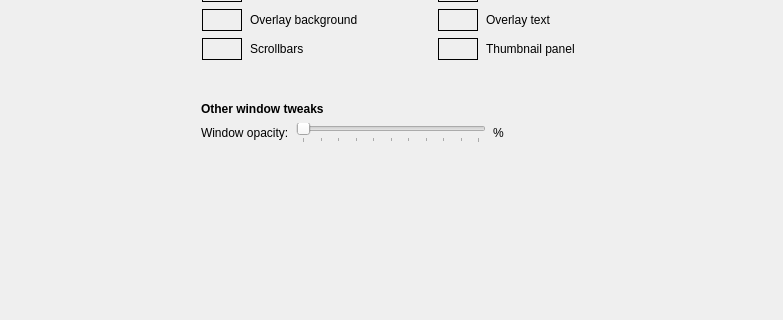
The window that qimgv/gui/dialogs/settingsdialog.ui (hadoooooouken/qimgv-plus) describes before a commit, drawn with Qt 5; both pictures show x 0 to 783 and y 259 to 579 of the 783 by 741 pixel window.
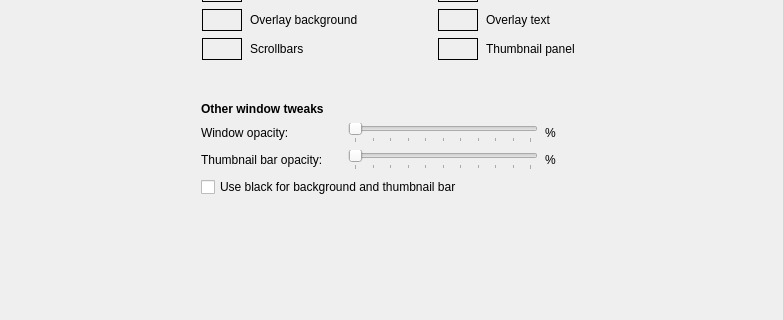
The same window after the commit. The open tabs and pages were chosen to show the change. Custom widgets are drawn as their Qt base class.

Diff of the .ui file:
```diff
--- a/qimgv/gui/dialogs/settingsdialog.ui
+++ b/qimgv/gui/dialogs/settingsdialog.ui
@@ -3501,6 +3501,12 @@
                     </property>
                     <item>
                      <widget class="QLabel" name="label_5">
+                      <property name="minimumSize">
+                       <size>
+                        <width>140</width>
+                        <height>0</height>
+                       </size>
+                      </property>
                       <property name="text">
                        <string>Window opacity:</string>
                       </property>
@@ -3577,6 +3583,102 @@
                     </item>
                    </layout>
                   </item>
+                   <item>
+                    <layout class="QHBoxLayout" name="horizontalLayout_14_thumb">
+                     <property name="topMargin">
+                      <number>0</number>
+                     </property>
+                     <item>
+                      <widget class="QLabel" name="label_5_thumb">
+                       <property name="minimumSize">
+                        <size>
+                         <width>140</width>
+                         <height>0</height>
+                        </size>
+                       </property>
+                       <property name="text">
+                        <string>Thumbnail bar opacity:</string>
+                       </property>
+                      </widget>
+                     </item>
+                     <item>
+                      <widget class="QSlider" name="thumbOpacitySlider">
+                       <property name="sizePolicy">
+                        <sizepolicy hsizetype="Preferred" vsizetype="Preferred">
+                         <horstretch>0</horstretch>
+                         <verstretch>0</verstretch>
+                        </sizepolicy>
+                       </property>
+                       <property name="minimumSize">
+                        <size>
+                         <width>190</width>
+                         <height>10</height>
+                        </size>
+                       </property>
+                       <property name="maximum">
+                        <number>100</number>
+                       </property>
+                       <property name="orientation">
+                        <enum>Qt::Horizontal</enum>
+                       </property>
+                       <property name="tickPosition">
+                        <enum>QSlider::TicksBelow</enum>
+                       </property>
+                       <property name="tickInterval">
+                        <number>10</number>
+                       </property>
+                      </widget>
+                     </item>
+                     <item>
+                      <widget class="QLabel" name="thumbOpacityPercentLabel">
+                       <property name="sizePolicy">
+                        <sizepolicy hsizetype="Fixed" vsizetype="Preferred">
+                         <horstretch>0</horstretch>
+                         <verstretch>0</verstretch>
+                        </sizepolicy>
+                       </property>
+                       <property name="minimumSize">
+                        <size>
+                         <width>60</width>
+                         <height>0</height>
+                        </size>
+                       </property>
+                       <property name="maximumSize">
+                        <size>
+                         <width>60</width>
+                         <height>16777215</height>
+                        </size>
+                       </property>
+                       <property name="text">
+                        <string>%</string>
+                       </property>
+                       <property name="alignment">
+                        <set>Qt::AlignLeading|Qt::AlignLeft|Qt::AlignVCenter</set>
+                       </property>
+                      </widget>
+                     </item>
+                     <item>
+                      <spacer name="horizontalSpacer_14_thumb">
+                       <property name="orientation">
+                        <enum>Qt::Horizontal</enum>
+                       </property>
+                       <property name="sizeHint" stdset="0">
+                        <size>
+                         <width>40</width>
+                         <height>20</height>
+                        </size>
+                       </property>
+                      </spacer>
+                     </item>
+                    </layout>
+                   </item>
+                    <item>
+                     <widget class="QCheckBox" name="useBlackBackgroundCheckBox">
+                      <property name="text">
+                       <string>Use black for background and thumbnail bar</string>
+                      </property>
+                     </widget>
+                    </item>
                  </layout>
                 </widget>
                </item>
```
Left out of the diff: 5 changed lines with no effect on the pictures.
